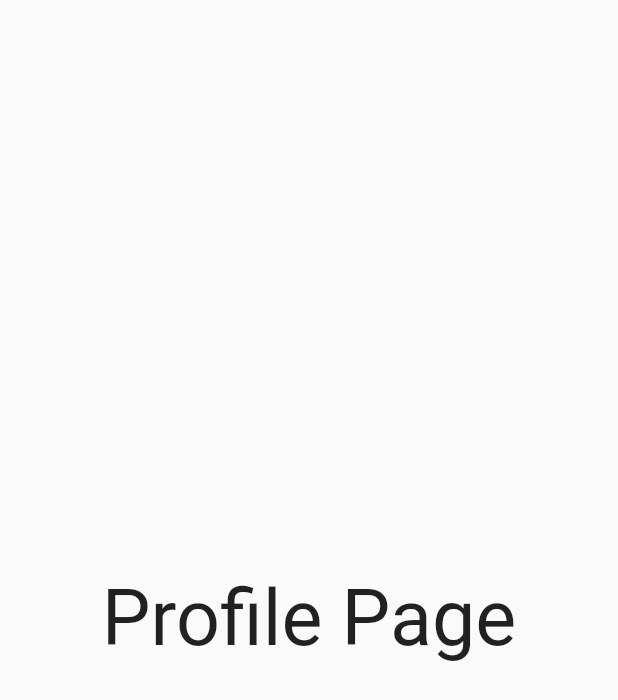
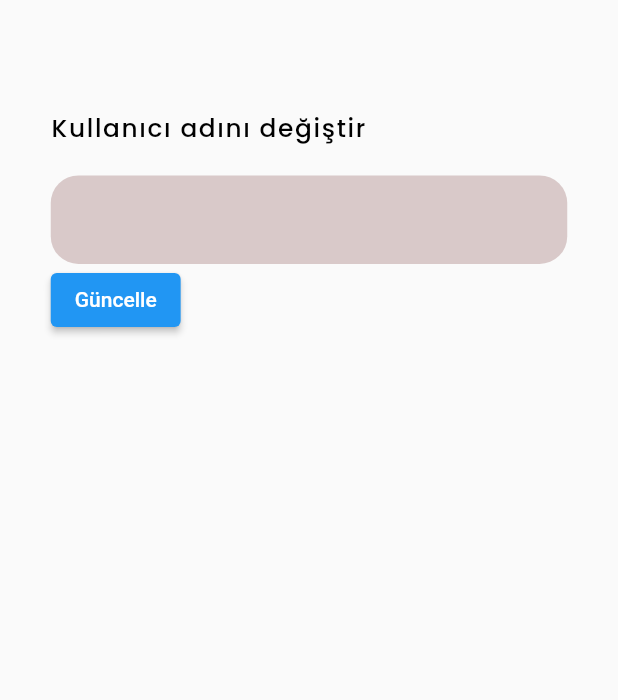
Before and after one commit to Tugcenaz/chopspick, a Flutter app: the ProfilePage screen opened directly, on a phone screen of 412 x 824 dp. Shown: the top 700 px of the screen. Run offline on Flutter 3.47's test engine with Material 2 defaults, Android fonts, the phone set to English and light mode, and no system bars; our stand-ins replace badges, cached_network_image, cloud_firestore, firebase_auth, firebase_core, flutter_bounceable and 5 more; accounts and stored records are empty; network calls fail; statements that could not run were skipped.

Commit message:
profile pageden username güncllenebilir hale getirildi

```diff
--- a/lib/app/views/bottom_nav_bar.dart
+++ b/lib/app/views/bottom_nav_bar.dart
@@ -68,7 +68,7 @@ List<Widget> _buildScreens() {
     HomePage(),
     const SearchPage(),
     const BasketPage(),
-    const ProfilePage(),
+     ProfilePage(),
   ];
 }
 
--- a/lib/app/views/home_page/home_page.dart
+++ b/lib/app/views/home_page/home_page.dart
@@ -164,10 +164,10 @@ class HomePage extends StatelessWidget {
             backgroundImage: NetworkImage(
                 userController.user.value.picture ?? Constants.profilePhoto)),
       ),
-      title: Text(
+      title: Obx(() => Text(
         'HI, ${userController.user.value.userName}',
         style: TextStyles.titleBlackTextStyle1(fontSize: 20.sp),
-      ),
+      ),),
       actions: [
         GestureDetector(
             onTap: () {
--- a/lib/app/views/login_page/login_page.dart
+++ b/lib/app/views/login_page/login_page.dart
@@ -23,7 +23,8 @@ class LoginPage extends StatelessWidget {
     if (_formKey.currentState!.validate()) {
       debugPrint('Email:$email  şifre: $password username: $userName');
       if (email != null && password != null) {
-        userController.loginUser(email: email!, password: password!,userName: userName);
+        userController.loginUser(
+            email: email!, password: password!, userName: userName);
       }
     }
   }
@@ -68,6 +69,7 @@ class LoginPage extends StatelessWidget {
                                   const InputDecoration(labelText: 'Email'),
                               onSaved: (String? val) {
                                 email = val;
+
                                 for (int i = 0; i < email!.length; i++) {
                                   if (email![i] != '@') {
                                     userName = userName + email![i];
@@ -84,6 +86,7 @@ class LoginPage extends StatelessWidget {
                                     return 'Geçersiz email';
                                   }
                                 }
+                                return null;
                               },
                             ),
                             TextFormField(
@@ -95,6 +98,7 @@ class LoginPage extends StatelessWidget {
                                 if (value!.length < 6) {
                                   return 'Şifre en az 6 karakter olmalı!';
                                 }
+                                return null;
                               },
                               decoration:
                                   const InputDecoration(labelText: 'Şifre'),
--- a/lib/app/views/profile_page.dart
+++ b/lib/app/views/profile_page.dart
@@ -1,16 +1,90 @@
+
+import 'package:chopspick/app/controllers/user_controller.dart';
+import 'package:chopspick/core/theme/colors.dart';
+import 'package:chopspick/core/theme/text_styles.dart';
 import 'package:flutter/material.dart';
 import 'package:flutter_screenutil/flutter_screenutil.dart';
+import 'package:get/get.dart';
 
-class ProfilePage extends StatelessWidget {
+class ProfilePage extends StatefulWidget {
   const ProfilePage({Key? key}) : super(key: key);
+
+  @override
+  State<ProfilePage> createState() => _ProfilePageState();
+}
+
+class _ProfilePageState extends State<ProfilePage> {
+  UserController userController = Get.find();
+  TextEditingController textEditingController = TextEditingController();
+  final GlobalKey<FormState> _formKey = GlobalKey<FormState>();
+  String? userName;
+
+
+  void formSubmit() {
+    _formKey.currentState!.save();
+    if (_formKey.currentState!.validate()) {
+      userController.updateUserName(userName: userName ?? 'user');
+    }
+  }
+
+  getUser() {
+    var user = userController.user.value.userName;
+    return user;
+  }
+
+  @override
+  void initState() {
+    textEditingController.text = getUser();
+    super.initState();
+  }
 
   @override
   Widget build(BuildContext context) {
     return Scaffold(
-      body: Center(
-        child: Text(
-          'Profile Page',
-          style: TextStyle(fontSize: 56.sp),
+      body: Padding(
+        padding: EdgeInsets.symmetric(horizontal: 34.0.w, vertical: 80.h),
+        child: Column(
+          crossAxisAlignment: CrossAxisAlignment.start,
+          children: [
+            Text(
+              'Kullanıcı adını değiştir',
+              style: TextStyles.titleBlackTextStyle1(fontSize: 18.sp),
+            ),
+            SizedBox(
+              height: 20.h,
+            ),
+            Form(
+              key: _formKey,
+              child: TextFormField(
+                controller: textEditingController,
+                decoration: InputDecoration(
+                    filled: true,
+                    fillColor: CustomColors.textFormFieldFillColor,
+                    border: OutlineInputBorder(
+                      borderSide: BorderSide.none,
+                      borderRadius: BorderRadius.circular(
+                        20.sp,
+                      ),
+                    )),
+                onSaved: (String? name) {
+                  userName = name;
+                },
+                validator: (String? name) {
+                  if (name != null) {
+                    if (name.length > 15) {
+                      return 'Kullanıcı adı 10 karakterden fazla olamaz';
+                    }
+                  }
+                  return null;
+                },
+              ),
+            ),
+            ElevatedButton(
+                onPressed: () {
+                  formSubmit();
+                },
+                child: const Text('Güncelle')),
+          ],
         ),
       ),
     );
```
Also changed, not shown: lib/app/controllers/user_controller.dart (+13 -2 lines).
